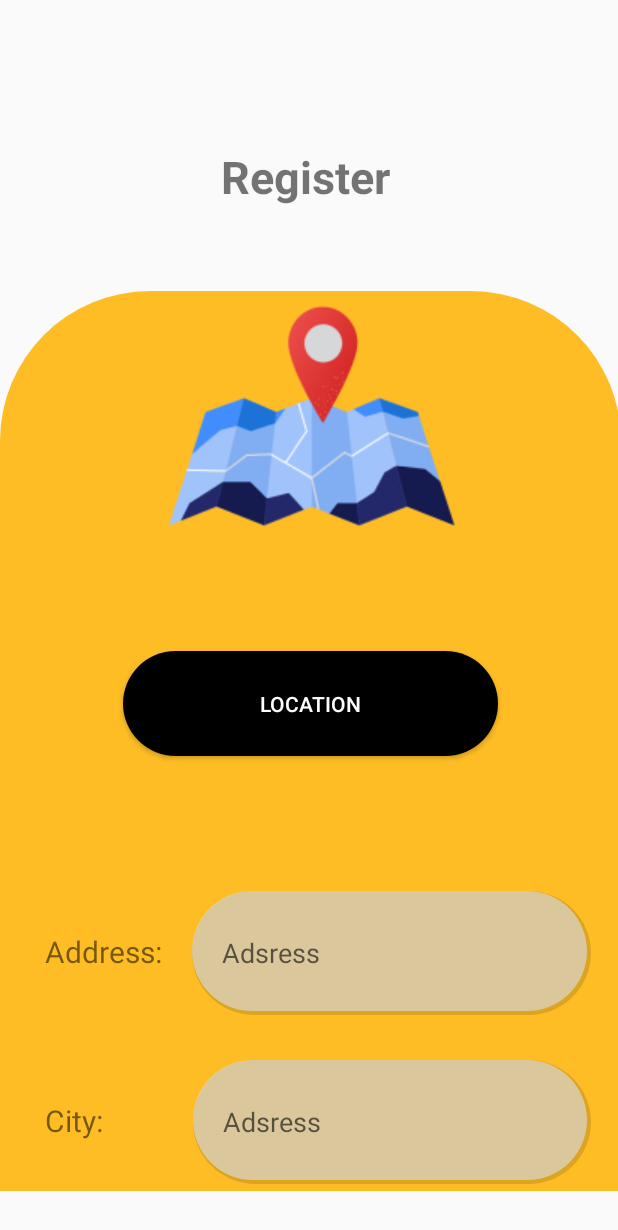
After one commit to Bscit172185/RentoLast, an Android app: the fragment AddressRegistrationFragment placed in its activity, on a phone screen of 412 x 824 dp. The commit adds this screen. Shown: the top 1230 px of the screen. Run offline under Robolectric (Android 15) with nearby library versions, the phone set to English and light mode, and no system bars.

Commit message:
Location_Registraion_updateV1.0.0.2

```diff
--- a/app/build.gradle
+++ b/app/build.gradle
@@ -1,6 +1,7 @@
 plugins {
     id 'com.android.application'
     id 'com.google.gms.google-services'
+    id 'com.google.android.libraries.mapsplatform.secrets-gradle-plugin'
 }
 
 android {
@@ -27,6 +28,9 @@ android {
         sourceCompatibility JavaVersion.VERSION_1_8
         targetCompatibility JavaVersion.VERSION_1_8
     }
+    buildFeatures {
+        viewBinding true
+    }
 }
 
 dependencies {
@@ -38,6 +42,8 @@ dependencies {
     implementation 'com.google.firebase:firebase-firestore:24.4.2'
     implementation 'com.google.firebase:firebase-storage:20.1.0'
     implementation 'com.squareup.picasso:picasso:2.8'
+    implementation 'com.google.android.gms:play-services-maps:18.1.0'
+    implementation 'com.google.android.gms:play-services-location:21.0.1'
     testImplementation 'junit:junit:4.13.2'
     androidTestImplementation 'androidx.test.ext:junit:1.1.5'
     androidTestImplementation 'androidx.test.espresso:espresso-core:3.5.1'
--- /dev/null
+++ b/app/src/main/java/com/example/rento/AddressRegistrationFragment.java
@@ -0,0 +1,131 @@
+package com.example.rento;
+
+import android.Manifest;
+import android.content.Context;
+import android.content.Intent;
+import android.content.pm.PackageInfo;
+import android.content.pm.PackageManager;
+import android.location.Address;
+import android.location.Geocoder;
+import android.location.Location;
+import android.os.Bundle;
+
+import androidx.annotation.NonNull;
+import androidx.core.app.ActivityCompat;
+import androidx.core.content.ContextCompat;
+import androidx.fragment.app.Fragment;
+import androidx.fragment.app.FragmentManager;
+import androidx.fragment.app.FragmentTransaction;
+
+import android.view.LayoutInflater;
+import android.view.View;
+import android.view.ViewGroup;
+import android.widget.Button;
+import android.widget.EditText;
+
+import com.google.android.gms.location.FusedLocationProviderClient;
+import com.google.android.gms.location.LocationServices;
+import com.google.android.gms.tasks.OnSuccessListener;
+import com.google.android.gms.tasks.Task;
+
+import java.io.IOException;
+import java.util.List;
+import java.util.Locale;
+
+
+public class AddressRegistrationFragment extends Fragment {
+    int Location_Request_Code = 1001;
+    Button but,location;
+    EditText addressname,cityname,countryname,code;
+    FusedLocationProviderClient fusedLocationProviderClient;
+
+
+    @Override
+    public View onCreateView(LayoutInflater inflater, ViewGroup container,
+                             Bundle savedInstanceState) {
+        View view = inflater.inflate(R.layout.fragment_address_registration, container, false);
+        addressname=view.findViewById(R.id.addressname);
+        cityname=view.findViewById(R.id.cityname);
+        countryname=view.findViewById(R.id.countryname);
+        code=view.findViewById(R.id.codename);
+        but = view.findViewById(R.id.next);
+        location=view.findViewById(R.id.GPSbut);
+
+        but.setOnClickListener(new View.OnClickListener() {
+            @Override
+            public void onClick(View view) {
+                Fragment fragment = new SetPasswordForRegistrationFragment();
+                FragmentTransaction ft = getActivity().getSupportFragmentManager().beginTransaction();
+                ft.replace(R.id.ragistraionFreg, fragment).commit();
+            }
+        });
+        location.setOnClickListener(new View.OnClickListener() {
+            @Override
+            public void onClick(View view) {
+                if (ContextCompat.checkSelfPermission(getActivity(), Manifest.permission.ACCESS_FINE_LOCATION) == PackageManager.PERMISSION_GRANTED) {
+                    getLastLocation();
+                } else {
+                    AskLocationPermition();
+                }
+            }
+        });
+
+        return view;
+    }
+
+    private void getLastLocation() {
+
+        fusedLocationProviderClient = LocationServices.getFusedLocationProviderClient(getActivity());
+        if (ActivityCompat.checkSelfPermission(getActivity(), Manifest.permission.ACCESS_FINE_LOCATION) != PackageManager.PERMISSION_GRANTED && ActivityCompat.checkSelfPermission(getActivity(), Manifest.permission.ACCESS_COARSE_LOCATION) != PackageManager.PERMISSION_GRANTED) {
+            return;
+        }
+        Task<Location> locationTask = fusedLocationProviderClient.getLastLocation();
+        locationTask.addOnSuccessListener(new OnSuccessListener<Location>() {
+            @Override
+            public void onSuccess(Location location) {
+                if(location!=null){
+                    Geocoder geocoder=new Geocoder(getActivity(), Locale.getDefault());
+                    List<Address> addresses= null;
+                    try {
+                        addresses = geocoder.getFromLocation(location.getLatitude(),location.getLongitude(),1);
+                    } catch (IOException e) {
+                        e.printStackTrace();
+                    }
+                    String Adress,city,contry,codename,Latitude,Longitude;
+                    Latitude=String.valueOf(location.getLatitude());
+                    Longitude=String.valueOf(location.getLongitude());
+                    Adress=addresses.get(0).getAddressLine(0);
+                    city=addresses.get(0).getLocality();
+                    contry=addresses.get(0).getCountryName();
+                    codename=addresses.get(0).getPostalCode();
+                    addressname.setText(Adress);
+                    cityname.setText(city);
+                    countryname.setText(contry);
+                    code.setText(codename);
+                    Bundle bundle=new Bundle();
+                    bundle.putString("Address",Adress);
+                    bundle.putString("Latitude",Latitude);
+                    bundle.putString("Longitude",Longitude);
+                    bundle.putString("postalcode",codename);
+                    getParentFragmentManager().setFragmentResult("AddressDetails",bundle);
+
+                }
+            }
+        });
+    }
+
+    private void AskLocationPermition() {
+        if (ContextCompat.checkSelfPermission(getActivity(), Manifest.permission.ACCESS_FINE_LOCATION) != PackageManager.PERMISSION_GRANTED) {
+            ActivityCompat.requestPermissions(getActivity(),new String[]{Manifest.permission.ACCESS_FINE_LOCATION },Location_Request_Code);
+        }
+    }
+
+    @Override
+    public void onRequestPermissionsResult(int requestCode, @NonNull String[] permissions, @NonNull int[] grantResults) {
+        if(requestCode==Location_Request_Code){
+            if(grantResults.length >0 && grantResults[0]==PackageManager.PERMISSION_GRANTED){
+                getLastLocation();
+            }
+        }
+    }
+}
--- a/app/src/main/java/com/example/rento/MobileVerifyFragment.java
+++ b/app/src/main/java/com/example/rento/MobileVerifyFragment.java
@@ -31,7 +31,7 @@ public class MobileVerifyFragment extends Fragment {
                         Bundle bundle=new Bundle();
                         bundle.putString("mnum",num);
                         getParentFragmentManager().setFragmentResult("Mobileverify",bundle);
-                        Fragment fragment= new SetPasswordForRegistrationFragment();
+                        Fragment fragment=new AddressRegistrationFragment();
                         FragmentTransaction ft= getActivity().getSupportFragmentManager().beginTransaction();
                         ft.replace(R.id.ragistraionFreg,fragment).commit();
                     }
--- /dev/null
+++ b/app/src/main/res/layout/fragment_address_registration.xml
@@ -0,0 +1,168 @@
+<?xml version="1.0" encoding="utf-8"?>
+<FrameLayout xmlns:android="http://schemas.android.com/apk/res/android"
+    xmlns:tools="http://schemas.android.com/tools"
+    android:layout_width="match_parent"
+    android:layout_height="match_parent"
+    tools:context=".AddressRegistrationFragment">
+
+    <androidx.constraintlayout.widget.ConstraintLayout
+        android:layout_width="match_parent"
+        android:layout_height="match_parent"
+        android:background="@drawable/loginbackground"
+        >
+        <ScrollView
+            android:layout_width="match_parent"
+            android:layout_height="match_parent"
+            android:scrollbars="none">
+
+            <LinearLayout
+                android:layout_width="match_parent"
+                android:layout_height="match_parent"
+                android:orientation="vertical"
+                android:paddingBottom="50dp">
+
+                <ImageView
+                    android:layout_width="wrap_content"
+                    android:layout_height="wrap_content"
+                    android:layout_gravity="center"
+                    android:paddingBottom="70dp"
+                    android:src="@drawable/mapicon" />
+
+                <Button
+                    android:id="@+id/GPSbut"
+                    android:layout_width="250dp"
+                    android:layout_height="70dp"
+                    android:layout_gravity="center"
+                    android:background="@drawable/button_layout_standard"
+                    android:gravity="center"
+                    android:text="Location"
+                    android:textColor="@color/white" />
+
+                <LinearLayout
+                    android:layout_width="match_parent"
+                    android:layout_height="match_parent"
+                    android:orientation="horizontal"
+                    android:paddingTop="90dp"
+                    android:paddingEnd="20dp">
+
+                    <TextView
+                        android:id="@+id/Address"
+                        android:layout_width="wrap_content"
+                        android:layout_height="wrap_content"
+                        android:gravity="center"
+                        android:paddingStart="30dp"
+                        android:paddingEnd="20dp"
+                        android:text="Address:"
+                        android:textSize="20dp" />
+
+                    <EditText
+                        android:id="@+id/addressname"
+                        android:layout_width="wrap_content"
+                        android:layout_height="wrap_content"
+                        android:background="@drawable/shadow_textbox_shape"
+                        android:hint="Adsress"
+                        android:paddingStart="20dp" />
+
+
+                </LinearLayout>
+
+                <LinearLayout
+                    android:layout_width="match_parent"
+                    android:layout_height="match_parent"
+                    android:orientation="horizontal"
+                    android:paddingTop="30dp"
+                    android:paddingEnd="20dp">
+
+                    <TextView
+                        android:id="@+id/City"
+                        android:layout_width="wrap_content"
+                        android:layout_height="wrap_content"
+                        android:gravity="center"
+                        android:paddingStart="30dp"
+                        android:paddingEnd="60dp"
+                        android:text="City:"
+                        android:textSize="20dp" />
+
+                    <EditText
+                        android:id="@+id/cityname"
+                        android:layout_width="wrap_content"
+                        android:layout_height="wrap_content"
+                        android:background="@drawable/shadow_textbox_shape"
+                        android:hint="Adsress"
+                        android:paddingStart="20dp" />
+
+
+                </LinearLayout>
+
+                <LinearLayout
+                    android:layout_width="match_parent"
+                    android:layout_height="match_parent"
+                    android:orientation="horizontal"
+                    android:paddingTop="30dp"
+                    android:paddingEnd="20dp">
+
+                    <TextView
+                        android:id="@+id/Country"
+                        android:layout_width="wrap_content"
+                        android:layout_height="wrap_content"
+                        android:gravity="center"
+                        android:paddingStart="30dp"
+                        android:paddingEnd="25dp"
+                        android:text="Country:"
+                        android:textSize="20dp" />
+
+                    <EditText
+                        android:id="@+id/countryname"
+                        android:layout_width="wrap_content"
+                        android:layout_height="wrap_content"
+                        android:background="@drawable/shadow_textbox_shape"
+                        android:hint="Adsress"
+                        android:paddingStart="20dp" />
+
+
+                </LinearLayout>
+
+                <LinearLayout
+                    android:layout_width="match_parent"
+                    android:layout_height="match_parent"
+                    android:orientation="horizontal"
+                    android:paddingTop="30dp"
+                    android:paddingEnd="20dp"
+                    android:paddingBottom="30dp">
+
+                    <TextView
+                        android:id="@+id/code"
+                        android:layout_width="wrap_content"
+                        android:layout_height="wrap_content"
+                        android:paddingStart="30dp"
+                        android:paddingEnd="45dp"
+                        android:text="Code:"
+                        android:textSize="20dp" />
+
+                    <EditText
+                        android:id="@+id/codename"
+                        android:layout_width="wrap_content"
+                        android:layout_height="wrap_content"
+                        android:background="@drawable/shadow_textbox_shape"
+                        android:hint="416602"
+                        android:paddingStart="20dp" />
+
+
+                </LinearLayout>
+
+                <Button
+                    android:id="@+id/next"
+                    android:layout_width="250dp"
+                    android:layout_height="70dp"
+                    android:layout_gravity="center"
+                    android:background="@drawable/button_layout_standard"
+                    android:gravity="center"
+                    android:text="Next"
+                    android:textColor="@color/white" />
+
+            </LinearLayout>
+        </ScrollView>
+
+    </androidx.constraintlayout.widget.ConstraintLayout>
+
+</FrameLayout>
--- a/app/src/main/res/values/strings.xml
+++ b/app/src/main/res/values/strings.xml
@@ -3,4 +3,7 @@
     <!-- TODO: Remove or change this placeholder text -->
     <string name="hello_blank_fragment">Hello blank fragment</string>
     <string name="digitsALP">abcdefghijklmnopqrstuvwxyz ABCDEFGHIJKLMNOPQRSTUVWXYZ</string>
+    <string name="title_activity_maps">MapsActivity</string>
+    <string name="map_API">AIzaSyASyIsHC3vy2fib6nKjdng2grTO_IArjjE</string>
+    <string name="title_activity_address_maps">AddressMapsActivity</string>
 </resources>
--- a/build.gradle
+++ b/build.gradle
@@ -6,4 +6,5 @@ buildscript {
 plugins {
     id 'com.android.application' version '7.3.1' apply false
     id 'com.android.library' version '7.3.1' apply false
+    id 'com.google.android.libraries.mapsplatform.secrets-gradle-plugin' version '2.0.1' apply false
 }
```
Also changed, not shown: app/src/main/AndroidManifest.xml (+30 -2 lines), app/src/main/java/com/example/rento/AddressMapsActivity.java (added, +51 -0 lines), app/src/main/java/com/example/rento/ForgotPassword_Activity.java (added, +14 -0 lines), app/src/main/java/com/example/rento/SetPasswordForRegistrationFragment.java (+16 -1 lines), app/src/main/java/com/example/rento/UsernameRagistrationFragment.java (+7 -0 lines), app/src/main/res/layout/activity_address_maps.xml (added, +9 -0 lines), app/src/main/res/layout/activity_forgot_password.xml (added, +9 -0 lines), app/src/main/res/drawable-v24/mapicon.png (added).
